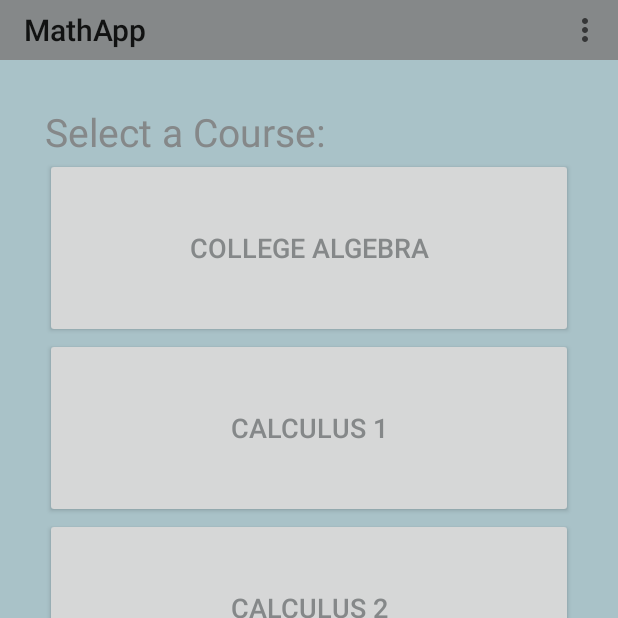
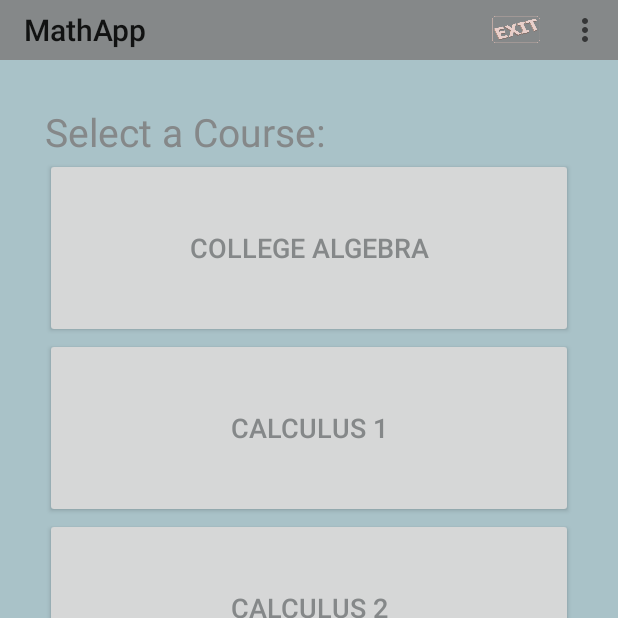
Before and after one commit to JacquelynDeHart/MathByWilson, an Android app: the screen it shows after launch once a user with an empty profile is signed in (CourseSelection), on a phone screen of 412 x 824 dp, the top half of it. Run offline under Robolectric (Android 15) with nearby library versions, the phone set to English and light mode, and no system bars; our stand-ins replace Firebase (no records; nobody signed in at launch, a user with empty details on screens opened directly).

Commit message:
added exit button img and item to menu

```diff
--- a/app/app/src/main/java/com/example/mathapp/CourseSelection.kt
+++ b/app/app/src/main/java/com/example/mathapp/CourseSelection.kt
@@ -63,6 +63,9 @@ class CourseSelection : AppCompatActivity() {
             R.id.action_email ->{
                 Toast.makeText(this, "send email to professor. function coming soon", Toast.LENGTH_SHORT).show()
             }
+            R.id.action_exit -> {
+                finishAffinity()
+            }
         }
         return super.onOptionsItemSelected(item)
 
--- a/app/app/src/main/res/menu/menu_main.xml
+++ b/app/app/src/main/res/menu/menu_main.xml
@@ -23,5 +23,11 @@
         android:title="@string/action_logout"
         app:showAsAction="never"
         android:orderInCategory="100"/>
+    <item
+        android:id="@+id/action_exit"
+        android:title="@string/action_exit"
+        android:icon="@drawable/exit_button"
+        app:showAsAction="always"
+        />
 
 </menu>
--- a/app/app/src/main/res/values/strings.xml
+++ b/app/app/src/main/res/values/strings.xml
@@ -32,6 +32,7 @@
     <string name="action_about">About</string>
     <string name="action_logout">Log Out</string>
     <string name="action_email">Email Report</string>
+    <string name="action_exit">Exit App</string>
 
 
     <string name="video1_button">Youtube Video</string>
```
Also changed, not shown: app/app/src/main/res/drawable/exit_button.png (added).
